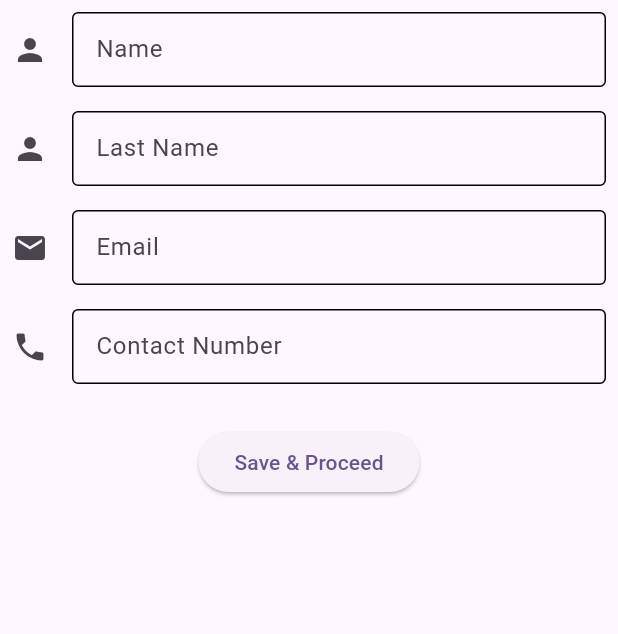
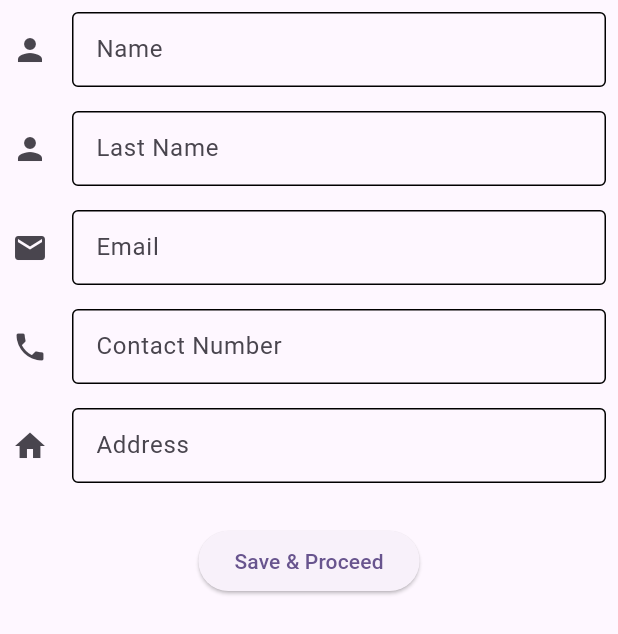
Before and after one commit to COS301-SE-2023/AI-CV-Generator, a Flutter app: the PersonalDetailsForm widget shown alone on an empty page, opened directly, on a phone screen of 412 x 824 dp. Shown: the top 634 px of the screen. Run offline on Flutter 3.47's test engine with Material 2 defaults, Android fonts, the phone set to English and light mode, and no system bars.

Commit message:
Update create.dart

```diff
--- a/fe/lib/pages/create.dart
+++ b/fe/lib/pages/create.dart
@@ -124,6 +124,31 @@
             ),
           ),
 
+                    Padding(
+            padding: const EdgeInsets.all(8.0),
+            child: Center (
+              child: ConstrainedBox(
+              constraints: BoxConstraints.tight(const Size(550,50)),
+                child: TextFormField(
+                // The validator receives the text that the user has entered.
+                  validator: (value) {
+                    if (value == null || value.isEmpty) {
+                      return 'Please enter some text';
+                    }
+                    return null;
+                  },
+
+                  decoration: const InputDecoration(
+                    icon: Icon(Icons.home),
+                    hintText: 'Enter your address',
+                    labelText: 'Address',
+                    enabledBorder: OutlineInputBorder(),
+                  ),
+                ),
+              ),
+            ),
+          ),
+
           Padding(
             padding: const EdgeInsets.all(20.0),
             child: Center (
```
